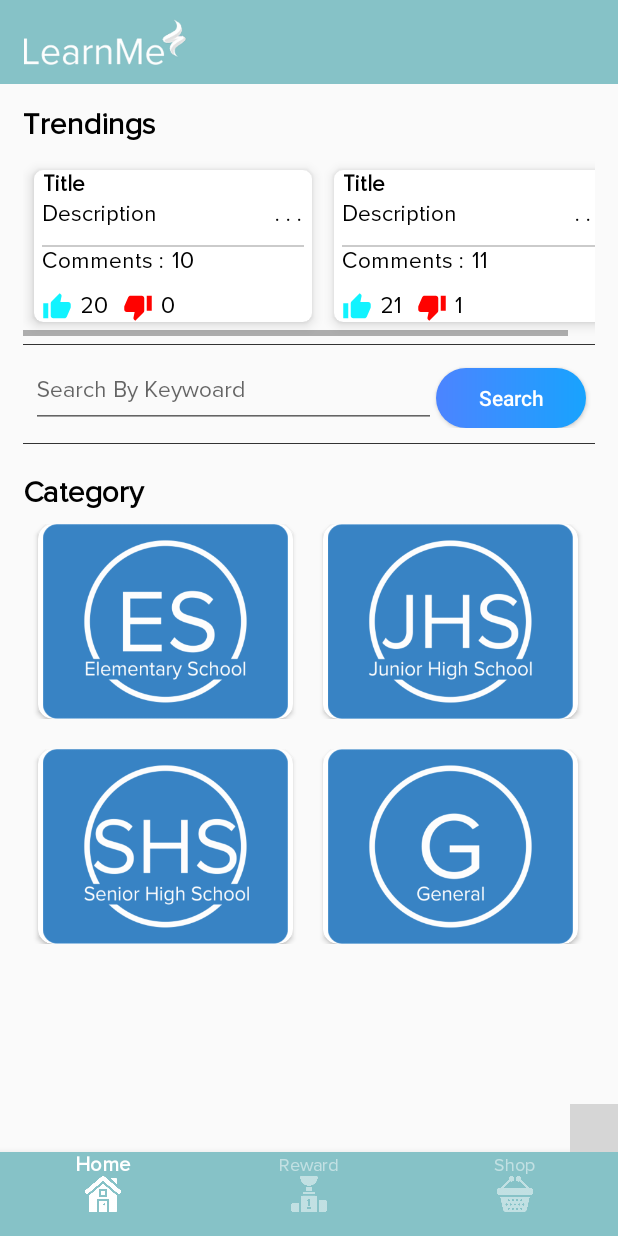
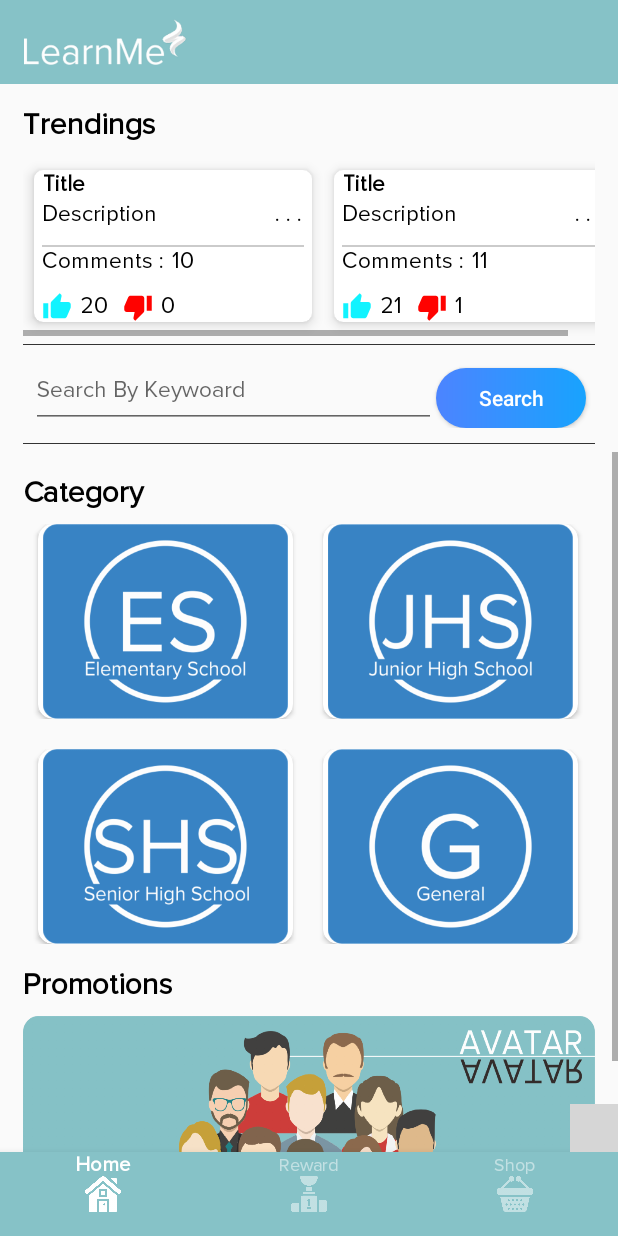
Before and after one commit to wahyukharisma/LearnMe, an Android app: the FragmentHome screen opened directly, with no data from a screen before it, on a phone screen of 412 x 824 dp. Run offline under Robolectric (Android 15) with nearby library versions, the phone set to English and light mode, and no system bars; libraries missing offline, so code that uses them is left out: com.github.ybq.android, io.github.yavski.fabspeeddial; plain views replace FabSpeedDial; 2 statements that could not run were skipped; grey boxes are pictures that could not be loaded.

Commit message:
Adding scroll view
+ Adding promotions

```diff
--- a/app/src/main/res/layout/fragment_home.xml
+++ b/app/src/main/res/layout/fragment_home.xml
@@ -69,7 +69,8 @@
             android:hint="Search By Keywoard"
             android:textSize="15sp"
             android:fontFamily="@font/proxima_nova"
-            android:maxLines="1" />
+            android:maxLines="1"
+            android:singleLine="true"/>
         <Button
             android:id="@+id/btn_search_hp"
             android:layout_width="100dp"
@@ -93,12 +94,22 @@
         android:layout_marginTop="10dp"
         android:layout_marginBottom="5dp"/>
 
+    <ScrollView
+        android:layout_width="match_parent"
+        android:layout_height="match_parent"
+        android:layout_below="@id/view_hp_2">
+        <LinearLayout
+            android:layout_below="@id/view_hp_2"
+            android:layout_width="match_parent"
+            android:layout_height="wrap_content"
+            android:orientation="vertical">
+
+            <!-- For Category -->
             <TextView
                 android:id="@+id/txt_category"
                 android:layout_width="match_parent"
                 android:layout_height="wrap_content"
                 android:text="@string/hp_category"
-        android:layout_below="@id/view_hp_2"
                 android:layout_marginStart = "15dp"
                 android:layout_marginEnd = "15dp"
                 android:layout_marginTop = "15dp"
@@ -189,6 +200,32 @@
                 </LinearLayout>
             </LinearLayout>
 
+            <!-- For Promotions -->
+            <TextView
+                android:layout_width="match_parent"
+                android:layout_height="wrap_content"
+                android:text="@string/hp_promotion"
+                android:layout_marginStart = "15dp"
+                android:layout_marginEnd = "15dp"
+                android:layout_marginTop = "15dp"
+                android:layout_marginBottom ="10dp"
+                android:textStyle="bold"
+                android:textSize="20sp"
+                android:fontFamily="@font/proxima_nova"
+                android:textColor="@color/colorPrimaryDark"/>
+
+            <ImageView
+                android:layout_width="match_parent"
+                android:layout_height="150dp"
+                android:src="@drawable/avatar_banner"
+                android:layout_marginStart="15dp"
+                android:layout_marginEnd="15dp"
+                android:scaleType="fitXY"
+                android:adjustViewBounds="true"
+                android:layout_marginBottom="10dp"/>
+        </LinearLayout>
+    </ScrollView>
+
     <RelativeLayout
         android:id="@+id/semi_white_bg"
         android:layout_width="match_parent"
--- a/app/src/main/res/values/strings.xml
+++ b/app/src/main/res/values/strings.xml
@@ -36,6 +36,7 @@
     <!-- Homepage -->
     <string name="hp_trending">Trendings</string>
     <string name="hp_category">Category</string>
+    <string name="hp_promotion">Promotions</string>
     <string name="search">Search</string>
     <string name="add_question">Ask Question</string>
     <string name="add_quiz">Take Quiz</string>
```
Lines whose indentation alone changed are shown as unchanged.
